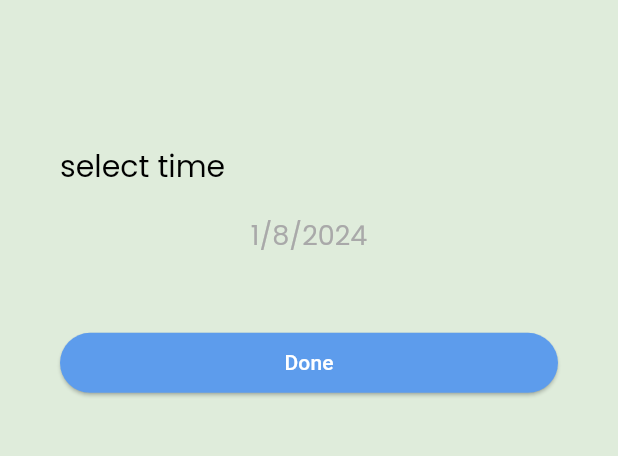
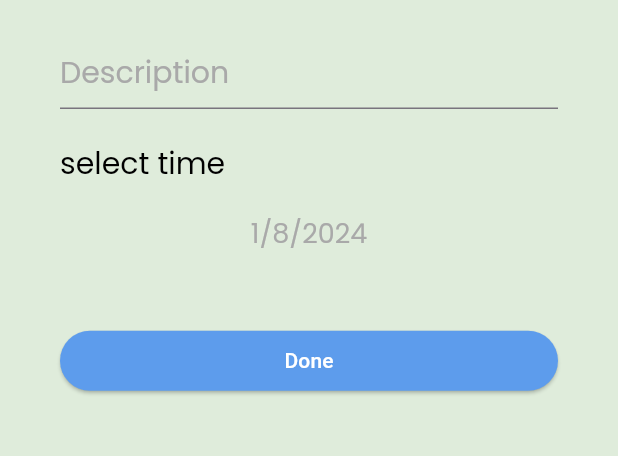
Before and after one commit to ABDELRAHMAN-MAHM0UD/To_Do, a Flutter app: the Addtaskbottomsheet widget shown alone on an empty page, opened directly, after a tap on "Done", on a phone screen of 412 x 824 dp, the part 272-728 px from its top. Run offline on Flutter 3.47's test engine with Material 3 defaults, Android fonts, the phone set to English and light mode, and no system bars; our stand-ins replace cloud_firestore, easy_date_timeline, firebase_core, flutter_slidable, google_fonts; accounts and stored records are empty.

```diff
--- a/lib/Home/addTaskBottomSheet.dart
+++ b/lib/Home/addTaskBottomSheet.dart
@@ -1,7 +1,12 @@
 
 import 'package:flutter/cupertino.dart';
 import 'package:flutter/material.dart';
+import 'package:provider/provider.dart';
 import 'package:to_do/appColors.dart';
+import 'package:to_do/fireBase_utils.dart';
+import 'package:to_do/task.dart';
+
+import '../listProvider.dart';
 
 class Addtaskbottomsheet extends StatefulWidget {
   const Addtaskbottomsheet({super.key});
@@ -14,8 +19,15 @@ class _AddtaskbottomsheetState extends State<Addtaskbottomsheet> {
   var selectedTime = DateTime.now();
   var formKey = GlobalKey<FormState>();
   var task ;
+  String title = "",description = "";
+  DateTime dateTime = DateTime.now();
+  late ListProvider listProvider;
+
+
   @override
   Widget build(BuildContext context) {
+    listProvider = Provider.of<ListProvider>(context);
+
     return Padding(
           padding: const EdgeInsets.only(right: 40,left: 40,bottom: 20,top: 45),
           child:
@@ -27,11 +39,13 @@ class _AddtaskbottomsheetState extends State<Addtaskbottomsheet> {
             textAlign: TextAlign.center,
     ),
     SizedBox(height: MediaQuery.of(context).size.height*0.05,),
+
+
     Form(
         key: formKey,
         child: TextFormField(
           onChanged: (text){
-            task = text;
+            title = text;
           },
       validator: (text){
         if(text == null || text.isEmpty){
@@ -45,7 +59,29 @@ class _AddtaskbottomsheetState extends State<Addtaskbottomsheet> {
     ),
     )
     ),
-                SizedBox(height: MediaQuery.of(context).size.height*.12,),
+
+                SizedBox(height: MediaQuery.of(context).size.height*.03,),
+
+    Form(
+        child: TextFormField(
+          onChanged: (text){
+            description = text;
+          },/*
+      validator: (text){
+        if(text == null || text.isEmpty){
+          return 'Please enter the task you want to do';
+        }
+          return null;
+
+      },*/
+    decoration: InputDecoration(
+    hintText: "Description",hintStyle: Theme.of(context).textTheme.displayMedium
+    ),
+    )
+    ),
+
+
+                SizedBox(height: MediaQuery.of(context).size.height*.03,),
 
     Text("select time",style: Theme.of(context).textTheme.displayMedium!.copyWith(color: Colors.black),
     textAlign: TextAlign.start,),
@@ -85,8 +121,18 @@ class _AddtaskbottomsheetState extends State<Addtaskbottomsheet> {
   }
 
   void addTask() {
-    if(formKey.currentState!.validate()==true){
-      print(task);
+    if(formKey.currentState?.validate()==true){
+      Task task = Task(
+          title: title,
+          description:description ,
+          dateTime: selectedTime);
+      FirebaseUtils.addTaskToFireStore(task).timeout(Duration(seconds: 1),
+        onTimeout:(){ print("%%%%%%%%%%%%%%%%%%%%%%%%%%%%%%%%%%%%%%%%%%%%%%%%%%%%%%%");
+        listProvider.getAllTasksFromFireBase();
+
+        },);
+      Navigator.pop(context);
+
     }
   }
 }
--- a/lib/Home/tasksTap.dart
+++ b/lib/Home/tasksTap.dart
@@ -1,12 +1,62 @@
+import 'package:cloud_firestore/cloud_firestore.dart';
+import 'package:easy_date_timeline/easy_date_timeline.dart';
 import 'package:flutter/material.dart';
+import 'package:to_do/Home/TaskListItem.dart';
+import 'package:provider/provider.dart';
+import 'package:to_do/listProvider.dart';
 
-class Taskstap extends StatelessWidget {
-  const Taskstap({super.key});
 
+class Taskstap extends StatefulWidget {
+  @override
+  State<Taskstap> createState() => _TaskstapState();
+}
+
+class _TaskstapState extends State<Taskstap> {
   @override
   Widget build(BuildContext context) {
-    return Container(
-      color: Colors.green,
+    var listProvider = Provider.of<ListProvider>(context);
+
+    if(listProvider.tasksList.isEmpty) {
+      listProvider.getAllTasksFromFireBase();
+    }
+    return Column(
+      children: [
+        EasyDateTimeLine(
+          initialDate: DateTime.now(),
+          onDateChange: (selectedDate) {
+            //`selectedDate` the new date selected.
+          },
+          headerProps: const EasyHeaderProps(
+            monthPickerType: MonthPickerType.switcher,
+            dateFormatter: DateFormatter.fullDateDMY(),
+          ),
+          dayProps: const EasyDayProps(
+            dayStructure: DayStructure.dayStrDayNum,
+            activeDayStyle: DayStyle(
+              decoration: BoxDecoration(
+                borderRadius: BorderRadius.all(Radius.circular(8)),
+                gradient: LinearGradient(
+                  begin: Alignment.topCenter,
+                  end: Alignment.bottomCenter,
+                  colors: [
+                    Color(0xff3371FF),
+                    Color(0xff8426D6),
+                  ],
+                ),
+              ),
+            ),
+          ),
+        ),
+        Expanded(
+          child: ListView.builder(
+            itemBuilder: (context, index) {
+           return Tasklistitem(task: listProvider.tasksList[index]);
+          },
+            itemCount: listProvider.tasksList.length,),
+        ),
+      ],
+
     );
   }
+
 }
--- /dev/null
+++ b/lib/fireBase_utils.dart
@@ -0,0 +1,23 @@
+import 'package:cloud_firestore/cloud_firestore.dart';
+import 'package:firebase_core/firebase_core.dart';
+import 'package:to_do/task.dart';
+
+class FirebaseUtils{
+
+  static String CollectionName = "Tasks";
+
+  static CollectionReference<Task>getTaskCollectoin(){
+    return FirebaseFirestore.instance.collection(
+        FirebaseUtils.CollectionName).withConverter<Task>(
+        fromFirestore: ((snapshot, options) => Task.fromFireBase(snapshot.data()!)) ,
+        toFirestore: (task, options) => task.toFireBase()
+    );
+  }
+
+  static Future addTaskToFireStore(Task task){
+    var TaskCollectionRef  = getTaskCollectoin();
+    DocumentReference<Task> taskDocRef = TaskCollectionRef.doc();
+    task.id = taskDocRef.id;
+    return taskDocRef.set(task);
+  }
+}
--- /dev/null
+++ b/lib/listProvider.dart
@@ -0,0 +1,18 @@
+import 'package:cloud_firestore/cloud_firestore.dart';
+import 'package:flutter/cupertino.dart';
+import 'package:to_do/task.dart';
+
+import 'fireBase_utils.dart';
+
+class ListProvider extends ChangeNotifier{
+  List<Task> tasksList =[];
+
+
+  void getAllTasksFromFireBase()async{
+    QuerySnapshot<Task> querySnapshot =await FirebaseUtils.getTaskCollectoin().get();
+    tasksList =querySnapshot.docs.map((doc){
+      return doc.data();
+    }).toList();
+    notifyListeners();
+  }
+}
--- /dev/null
+++ b/lib/task.dart
@@ -0,0 +1,33 @@
+
+class Task{
+  String id ;
+  String title;
+  String description;
+  DateTime dateTime ;
+  bool isDone;
+
+  Task({this.id='' ,
+    required this.description,
+    required this.title ,
+    required this.dateTime ,
+    this.isDone =false });
+
+  Map<String,dynamic> toFireBase(){
+    return {
+      'id': id,
+      'title' : title,
+      'description': description,
+      'dateTime':dateTime.microsecondsSinceEpoch,
+      'isDone':isDone
+    };
+  }
+
+  Task.fromFireBase(Map<String,dynamic> theData):this(
+    title: theData['title'],
+    description: theData['description'],
+    dateTime: theData['dateTime'],
+    id: theData['id'],
+    isDone: theData['isDone']
+  );
+}
+///
--- a/pubspec.yaml
+++ b/pubspec.yaml
@@ -38,6 +38,11 @@ dependencies:
   # Use with the CupertinoIcons class for iOS style icons.
   cupertino_icons: ^1.0.6
   google_fonts: ^6.2.1
+  firebase_core: ^2.24.2
+  cloud_firestore: ^4.14.0
+  easy_date_timeline: ^1.1.3
+  flutter_slidable: ^3.1.1
+  provider: ^6.1.2
 
 dev_dependencies:
   flutter_test:
```
Also changed, not shown: lib/Home/TaskListItem.dart (added, +125 -0 lines), lib/main.dart (+33 -5 lines), pubspec.lock, 6 other files.
